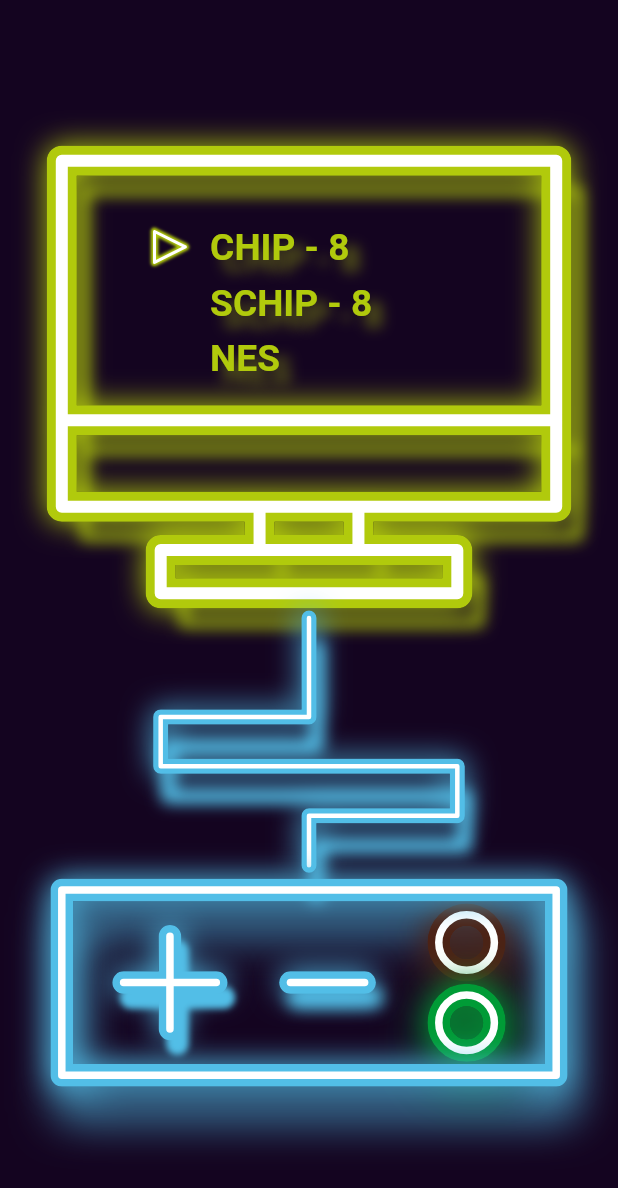
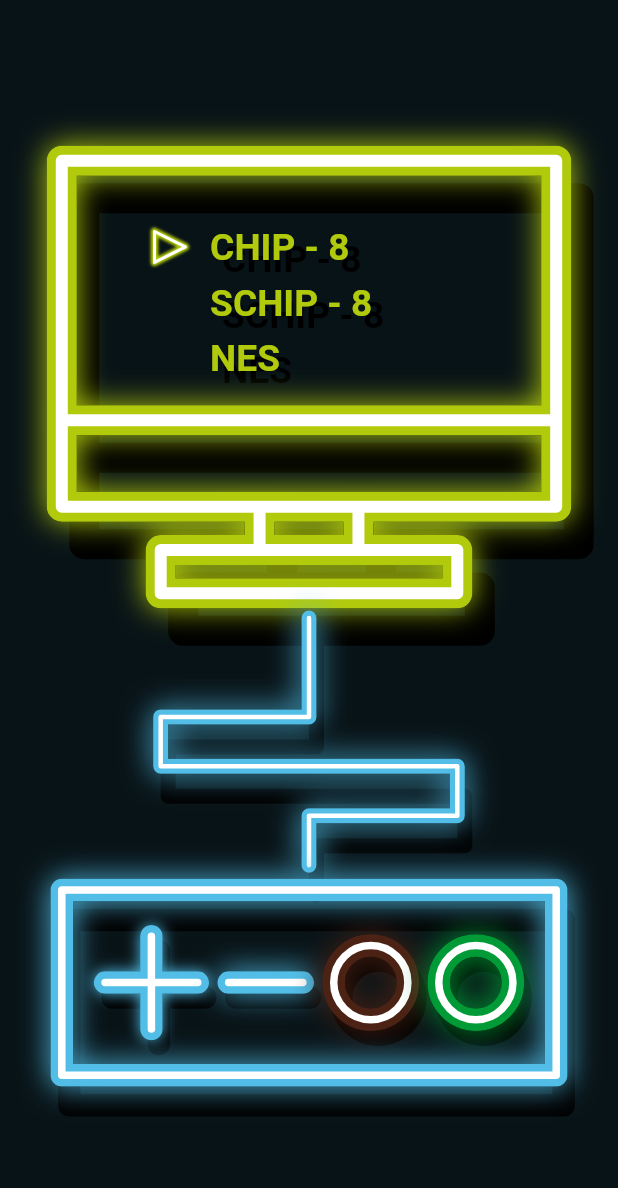
Before and after one commit to Literal-Eval/Chip_8-Flutter, a Flutter app: the screen it shows after launch, on a phone screen of 412 x 824 dp. Shown: the top 1188 px of the screen. Run offline on Flutter 3.47's test engine with Material 2 defaults, Android fonts, the light colour scheme and no system bars; our stand-ins replace flutter_riverpod, just_audio; missing offline and left inert: audio_session, just_audio_web; Roboto replaces fonts that are missing (Abang).

Commit message:
fix glow :(

```diff
--- a/lib/data/constants.dart
+++ b/lib/data/constants.dart
@@ -7,8 +7,8 @@
 // const Color kSecondaryColor = Color(0xFF31322D);
 
 const Color kPrimaryColor = Color(0xFFE5A632);
-const Color kSecondaryColor = Color(0xFF140420);
-// const Color kSecondaryColor = Color(0xFF281D48);
+// const Color kSecondaryColor = Color(0xFF140420);
+const Color kSecondaryColor = Color(0xFF081317);
 const Color kPowerButtonColor = Color(0xFF4C2215);
 const Color kStartButtonColor = Color(0xFF009B36);
 const Color kGreenNeonColor = Color(0xFFB1CA0C);
--- a/lib/screens/home_screen.dart
+++ b/lib/screens/home_screen.dart
@@ -125,7 +125,7 @@
                       },
                     ),
                     SizedBox(
-                      width: SizeConfig.widthPercent * 12,
+                      width: SizeConfig.widthPercent * 5,
                     ),
                     HomeScreenMinusButton(
                       onPressed: () {
@@ -136,11 +136,8 @@
                       },
                     ),
                     SizedBox(
-                      width: SizeConfig.widthPercent * 12,
+                      width: SizeConfig.widthPercent * 5,
                     ),
-                    Column(
-                      mainAxisAlignment: MainAxisAlignment.center,
-                      children: [
                     HomeScreenRoundButton(
                       isPower: true,
                       onPressed: () {
@@ -150,7 +147,7 @@
                       },
                     ),
                     SizedBox(
-                          height: SizeConfig.heightPercent * 2,
+                      width: SizeConfig.widthPercent * 5,
                     ),
                     HomeScreenRoundButton(
                       isPower: false,
@@ -167,8 +164,6 @@
                     ),
                   ],
                 ),
-                  ],
-                ),
               ),
               foregroundPainter: HomeScreenControlsPainter(isForeground: true),
             ),
--- a/lib/widgets/custom_painters/choose_emu_tile.dart
+++ b/lib/widgets/custom_painters/choose_emu_tile.dart
@@ -43,11 +43,11 @@
               color: kGreenNeonColor,
               fontWeight: FontWeight.bold,
               fontFamily: 'Abang',
-              shadows: [
+              shadows: const [
                 Shadow(
-                  color: kGreenNeonColor.withOpacity(0.5),
-                  blurRadius: 10,
-                  offset: const Offset(8, 8),
+                  color: Colors.black,
+                  // blurRadius: 10,
+                  offset: Offset(8, 8),
                 ),
               ],
             ),
--- a/lib/widgets/custom_painters/home_screen_controls_painter.dart
+++ b/lib/widgets/custom_painters/home_screen_controls_painter.dart
@@ -35,9 +35,7 @@
     if (!isForeground) {
       canvas.drawPath(
         path.shift(const Offset(5, 20)),
-        paint
-          ..color = kBlueNeonColor
-          ..maskFilter = const MaskFilter.blur(BlurStyle.normal, 15),
+        paint..color = Colors.black,
       );
     } else {
       paint.color = kBlueNeonColor;
--- a/lib/widgets/home_screen_power_button.dart
+++ b/lib/widgets/home_screen_power_button.dart
@@ -18,8 +18,8 @@
       onTap: onPressed,
       child: CustomPaint(
         size: Size(
-          SizeConfig.widthPercent * 9,
-          SizeConfig.widthPercent * 9,
+          SizeConfig.widthPercent * 12,
+          SizeConfig.widthPercent * 12,
         ),
         painter: RoundButtonPainter(isPower: isPower),
       ),
```
Also changed, not shown: lib/widgets/custom_painters/home_screen_display_painter.dart (+2 -6 lines), lib/widgets/custom_painters/home_screen_wire_painter.dart (+2 -6 lines), lib/widgets/custom_painters/minus_button_painter.dart (+2 -6 lines), lib/widgets/custom_painters/plus_button_painter.dart (+3 -7 lines), lib/widgets/custom_painters/round_button_painter.dart (+2 -6 lines). Lines whose indentation alone changed are shown as unchanged.
